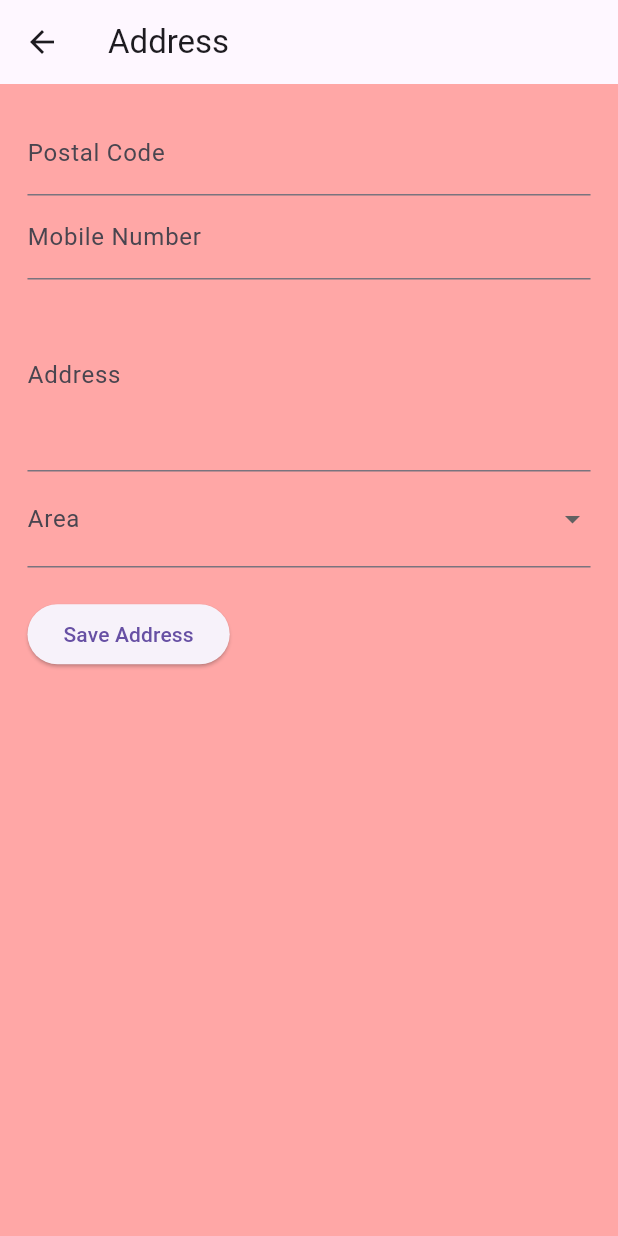
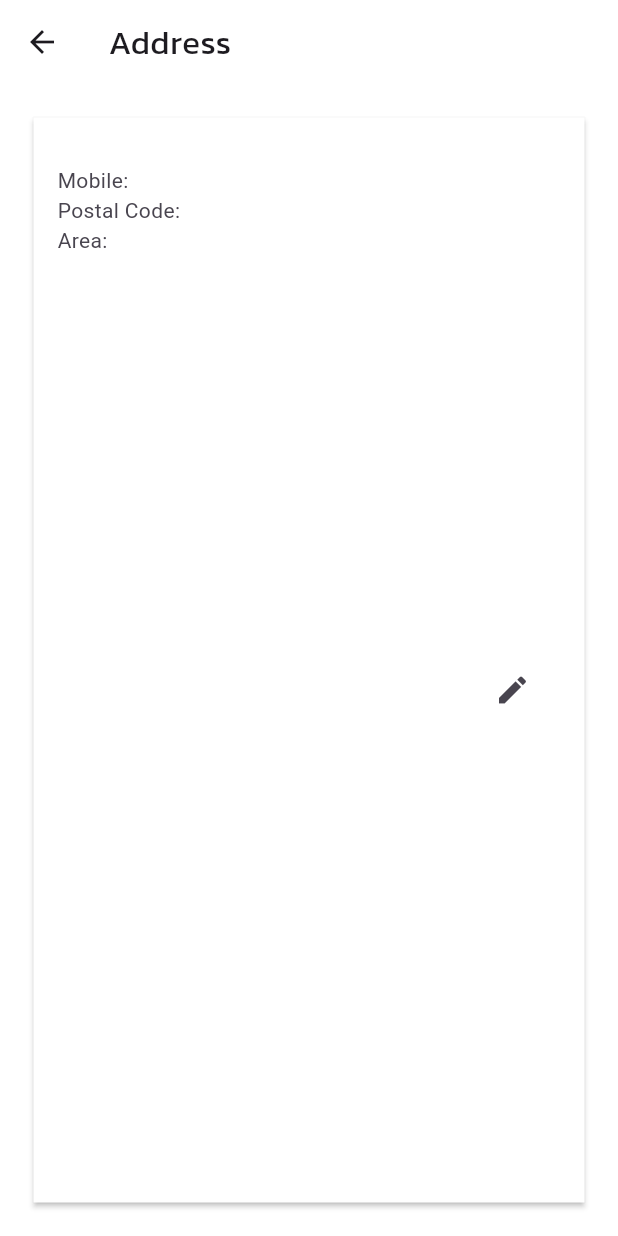
Before and after one commit to IsvaShahzad/DeliveryAppFlutter, a Flutter app: the AddressScreen screen opened directly, on a phone screen of 412 x 824 dp. Run offline on Flutter 3.47's test engine with Material 3 defaults, Android fonts, the phone set to English and light mode, and no system bars; our stand-ins replace badges, cloud_firestore, confetti, firebase_auth, firebase_core, flutter_map and 6 more; missing offline and left inert: firebase_app_check; accounts and stored records are empty; project files that could hold a hidden picture were left out.

Commit message:
working on address screen

```diff
--- a/lib/screens/address_screen.dart
+++ b/lib/screens/address_screen.dart
@@ -27,6 +27,7 @@ class _AddressScreenState extends State<AddressScreen> {
   final TextEditingController _mobileController = TextEditingController();
   final TextEditingController _addressController = TextEditingController();
   String _selectedProvince = '';
+  bool _isEditing = false;
 
   final List<String> _provinceOptions = [
     'Bahria Phase 1-4',
@@ -95,7 +96,13 @@ class _AddressScreenState extends State<AddressScreen> {
           await prefs.setString('address', _addressController.text);
           await prefs.setString('province', _selectedProvince);
 
-          Navigator.pop(context);
+          setState(() {
+            _isEditing = false; // Return to view mode after saving
+          });
+
+          ScaffoldMessenger.of(context).showSnackBar(
+            SnackBar(content: Text('Address updated successfully!')),
+          );
         } catch (e) {
           print('Error saving address: $e');
           ScaffoldMessenger.of(context).showSnackBar(
@@ -109,17 +116,56 @@ class _AddressScreenState extends State<AddressScreen> {
   @override
   Widget build(BuildContext context) {
     return Scaffold(
+      backgroundColor: Colors.white,
       appBar: AppBar(
-        title: Text('Address'),
+        backgroundColor: Colors.transparent,
+        title: Text('Address', style: TextStyle(fontFamily: 'Kanit', fontSize: 22, letterSpacing: 0.5),),
+        actions: [
+
+        ],
       ),
       body: Padding(
         padding: EdgeInsets.all(16.0.w),
-        child: Form(
+        child: _isEditing ? _buildEditForm() : _buildAddressView(),
+      ),
+    );
+  }
+
+  Widget _buildAddressView() {
+    return Card(
+      color: Colors.white,
+      elevation: 1.5,
+      shape: RoundedRectangleBorder(
+        borderRadius: BorderRadius.zero, // This makes the border square
+      ),
+      child: ListTile(
+        title: Text(_addressController.text),
+        subtitle: Column(
+          crossAxisAlignment: CrossAxisAlignment.start,
+          children: [
+            Text('Mobile: ${_mobileController.text}'),
+            Text('Postal Code: ${_postalCodeController.text}'),
+            Text('Area: $_selectedProvince'),
+          ],
+        ),
+        trailing: IconButton(
+          icon: Icon(Icons.edit),
+          onPressed: () {
+            setState(() {
+              _isEditing = true;
+            });
+          },
+        ),
+      ),
+    );
+  }
+
+  Widget _buildEditForm() {
+    return Form(
       key: _formKey,
       child: Column(
         crossAxisAlignment: CrossAxisAlignment.start,
         children: [
-
           TextFormField(
             controller: _postalCodeController,
             decoration: InputDecoration(labelText: 'Postal Code'),
@@ -174,12 +220,19 @@ class _AddressScreenState extends State<AddressScreen> {
           ),
           SizedBox(height: 20.h),
           ElevatedButton(
-                onPressed: _saveAddress,
-                child: Text('Save Address'),
+            onPressed: () {
+              _saveAddress(); // Call the save address method
+            },
+            style: ElevatedButton.styleFrom(
+              backgroundColor: Colors.blue, // Set the button color
+              padding: EdgeInsets.symmetric(horizontal: 16.w, vertical: 12.h),
+            ),
+            child: Text(
+              'Save Changes',
+              style: TextStyle(fontSize: 16.sp, fontFamily: 'Kanit'),
+            ),
           ),
         ],
-          ),
-        ),
       ),
     );
   }
```
Lines whose indentation alone changed are shown as unchanged.
